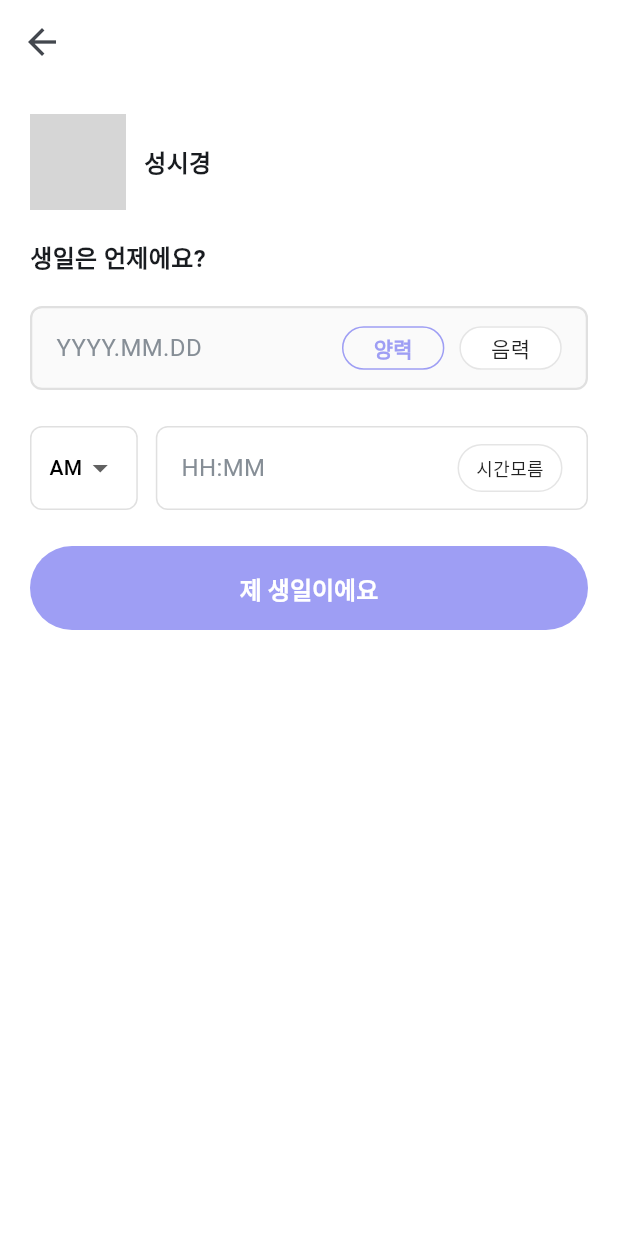
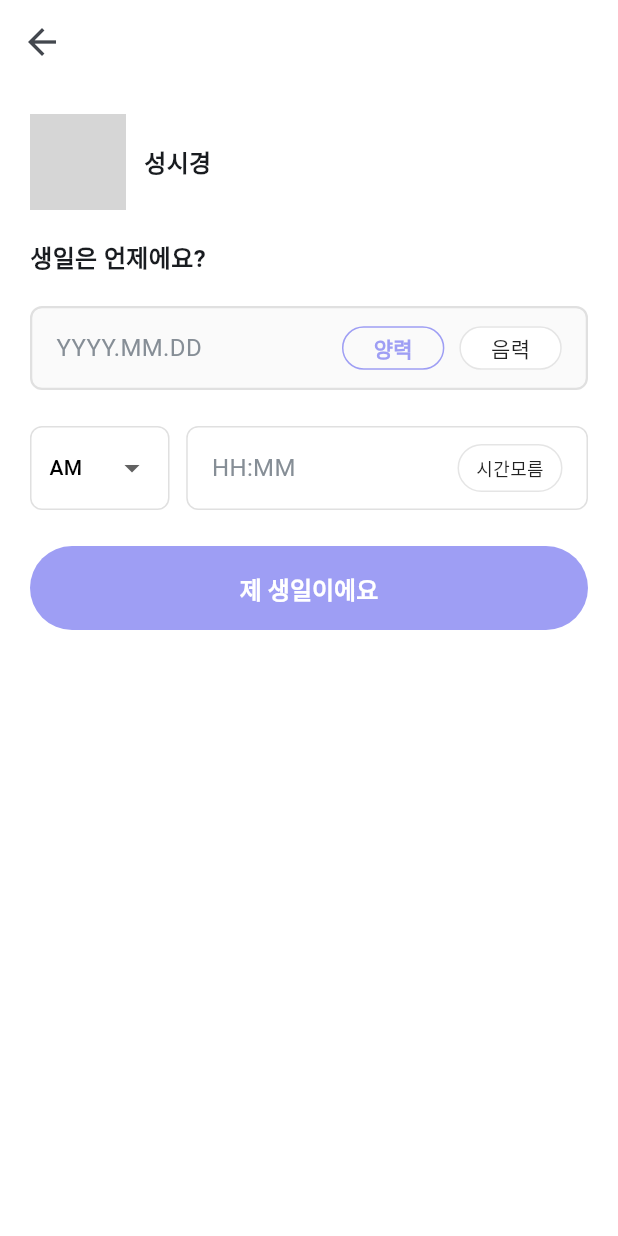
Before and after one commit to jack7141/flutter-app, a Flutter app: the BirthdayScreen screen opened by its route, on a phone screen of 412 x 824 dp. Run offline on Flutter 3.47's test engine with Material 3 defaults, Android fonts, the phone set to English and light mode, and no system bars; our stand-ins replace dio, flutter_riverpod, font_awesome_flutter, go_router, google_fonts, google_sign_in and 1 more; network calls fail; grey boxes are pictures that could not be loaded.

Commit message:
Update birthday_screen.dart

```diff
--- a/lib/features/user_info/views/birthday_screen.dart
+++ b/lib/features/user_info/views/birthday_screen.dart
@@ -282,21 +282,32 @@ class _BirthdayScreenState extends State<BirthdayScreen> {
               ),
               Gaps.v24,
 
-              // 태어난 시간 입력 영역
-              Row(
+              // 태어난 시간 입력 영역 - LayoutBuilder 사용
+              LayoutBuilder(
+                builder: (context, constraints) {
+                  final parentWidth = constraints.maxWidth;
+                  final amPmWidth = parentWidth * 0.25; // 25%
+                  final gapWidth = parentWidth * 0.03; // 3%
+                  final timeWidth = parentWidth * 0.72; // 72%
+
+                  return Row(
                     children: [
                       // AM/PM 드롭다운
                       Container(
+                        width: amPmWidth,
                         height: 56,
                         padding: const EdgeInsets.symmetric(horizontal: 12),
                         decoration: BoxDecoration(
                           border: Border.all(color: Colors.grey.shade300),
                           borderRadius: BorderRadius.circular(8),
-                      color: _timeUnknown ? Colors.grey.shade100 : Colors.white,
+                          color: _timeUnknown
+                              ? Colors.grey.shade100
+                              : Colors.white,
                         ),
                         child: DropdownButtonHideUnderline(
                           child: DropdownButton<String>(
                             value: _selectedAmPm,
+                            isExpanded: true,
                             items: ["AM", "PM"].map((String value) {
                               return DropdownMenuItem<String>(
                                 value: value,
@@ -321,10 +332,13 @@ class _BirthdayScreenState extends State<BirthdayScreen> {
                           ),
                         ),
                       ),
-                  Gaps.h12,
+
+                      // 간격
+                      SizedBox(width: gapWidth),
 
                       // 시간 선택 + 시간모름 버튼
-                  Expanded(
+                      SizedBox(
+                        width: timeWidth,
                         child: GestureDetector(
                           onTap: _timeUnknown ? null : _selectTime,
                           child: Container(
@@ -342,7 +356,9 @@ class _BirthdayScreenState extends State<BirthdayScreen> {
                               color: _timeUnknown
                                   ? Colors.grey.shade100
                                   : (_selectedTime != null
-                                    ? const Color(0xff463e8d).withOpacity(0.05)
+                                        ? const Color(
+                                            0xff463e8d,
+                                          ).withOpacity(0.05)
                                         : Colors.white),
                             ),
                             child: Row(
@@ -374,6 +390,8 @@ class _BirthdayScreenState extends State<BirthdayScreen> {
                         ),
                       ),
                     ],
+                  );
+                },
               ),
 
               Gaps.v24,
```
Lines whose indentation alone changed are shown as unchanged.
